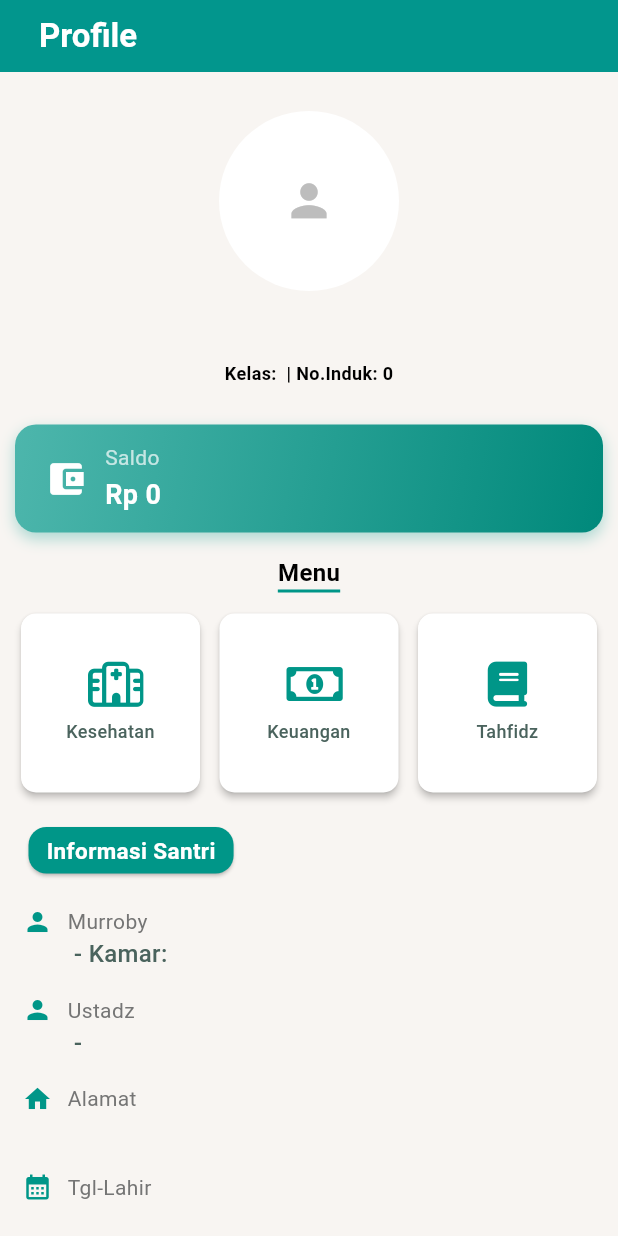
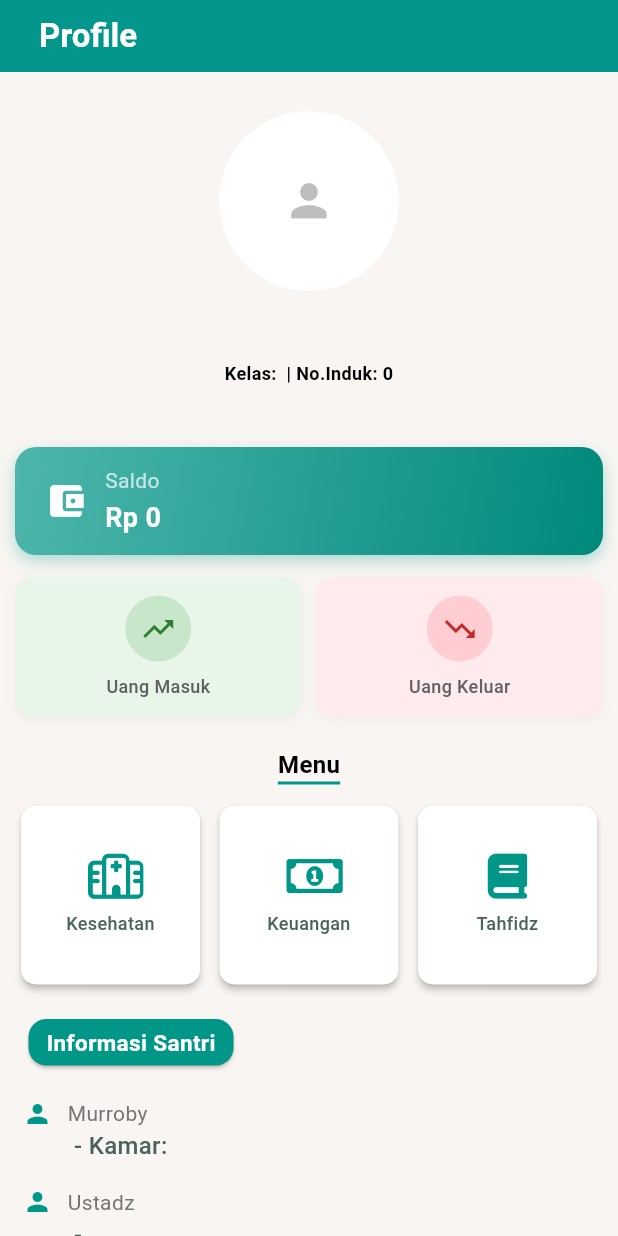
Before and after one commit to muhammadalifalhusain/PPATQ-RF_MobileAPK, a Flutter app: the ProfileDashboard screen opened directly, on a phone screen of 412 x 824 dp. Run offline on Flutter 3.47's test engine with Material 3 defaults, Android fonts, the phone set to English and light mode, and no system bars; our stand-ins replace carousel_slider, flutter_html, flutter_vector_icons, font_awesome_flutter, image_picker and 1 more; missing offline and left inert: dart:ffi; accounts and stored records are empty.

```diff
--- a/frontend/lib/screens/dashboard/profile_dashboard.dart
+++ b/frontend/lib/screens/dashboard/profile_dashboard.dart
@@ -4,11 +4,14 @@ import 'package:provider/provider.dart';
 import 'package:intl/intl.dart';
 
 import '../../models/login_model.dart';
+
 import '../../providers/auth_provider.dart';
 
 import '../../screens/kesehatan_screen.dart';
 import '../landing_page.dart';
 import '../../screens/ketahfidzan_screen.dart';
+import 'saku_keluar.dart';
+import 'saku_masuk.dart';
 
 class ProfileDashboard extends StatefulWidget {
   @override
@@ -152,7 +155,9 @@ class _ProfileDashboardState extends State<ProfileDashboard> {
                     ],
                   ),
                 ),
-
+                SizedBox(height: 15),
+                Column(
+                  children: [
                     Padding(
                       padding: EdgeInsets.symmetric(horizontal: 10),
                       child: Container(
@@ -206,8 +211,116 @@ class _ProfileDashboardState extends State<ProfileDashboard> {
                         ),
                       ),
                     ),
-
                     SizedBox(height: 15),
+                    Padding(
+                      padding: EdgeInsets.symmetric(horizontal: 10),
+                      child: Row(
+                        children: [
+                          // Uang Masuk
+                          Expanded(
+                            child: InkWell(
+                              onTap: () {
+                                Navigator.push(
+                                  context,
+                                  MaterialPageRoute(builder: (context) => SakuMasukScreen()),
+                                );
+                              },
+                              child: Container(
+                                padding: EdgeInsets.symmetric(vertical: 12),
+                                decoration: BoxDecoration(
+                                  color: Colors.green.shade50,
+                                  borderRadius: BorderRadius.circular(12),
+                                  boxShadow: [
+                                    BoxShadow(
+                                      color: Colors.grey.withOpacity(0.1),
+                                      blurRadius: 6,
+                                      offset: Offset(0, 2),
+                                    ),
+                                  ],
+                                ),
+                                child: Column(
+                                  mainAxisAlignment: MainAxisAlignment.center,
+                                  children: [
+                                    Container(
+                                      padding: EdgeInsets.all(10),
+                                      decoration: BoxDecoration(
+                                        color: Colors.green.shade100,
+                                        shape: BoxShape.circle,
+                                      ),
+                                      child: Icon(Icons.trending_up,
+                                                color: Colors.green.shade800,
+                                                size: 24),
+                                    ),
+                                    SizedBox(height: 8),
+                                    Text(
+                                      'Uang Masuk',
+                                      style: TextStyle(
+                                        fontSize: 12,
+                                        color: Colors.grey.shade700,
+                                        fontWeight: FontWeight.w500,
+                                      ),
+                                    ),
+                                  ],
+                                ),
+                              ),
+                            ),
+                          ),
+                          SizedBox(width: 10),
+                          // Uang Keluar
+                          Expanded(
+                            child: InkWell(
+                              onTap: () {
+                                Navigator.push(
+                                  context,
+                                  MaterialPageRoute(builder: (context) => SakuKeluarScreen()),
+                                );
+                              },
+                              child: Container(
+                                padding: EdgeInsets.symmetric(vertical: 12),
+                                decoration: BoxDecoration(
+                                  color: Colors.red.shade50,
+                                  borderRadius: BorderRadius.circular(12),
+                                  boxShadow: [
+                                    BoxShadow(
+                                      color: Colors.grey.withOpacity(0.1),
+                                      blurRadius: 6,
+                                      offset: Offset(0, 2),
+                                    ),
+                                  ],
+                                ),
+                                child: Column(
+                                  mainAxisAlignment: MainAxisAlignment.center,
+                                  children: [
+                                    Container(
+                                      padding: EdgeInsets.all(10),
+                                      decoration: BoxDecoration(
+                                        color: Colors.red.shade100,
+                                        shape: BoxShape.circle,
+                                      ),
+                                      child: Icon(Icons.trending_down,
+                                                color: Colors.red.shade800,
+                                                size: 24),
+                                    ),
+                                    SizedBox(height: 8),
+                                    Text(
+                                      'Uang Keluar',
+                                      style: TextStyle(
+                                        fontSize: 12,
+                                        color: Colors.grey.shade700,
+                                        fontWeight: FontWeight.w500,
+                                      ),
+                                    ),
+                                  ],
+                                ),
+                              ),
+                            ),
+                          ),
+                        ],
+                      ),
+                    ),
+                  ],
+                ),
+                SizedBox(height: 20),
                 Container(
                   decoration: BoxDecoration(
                     border: Border(
@@ -221,7 +334,7 @@ class _ProfileDashboardState extends State<ProfileDashboard> {
                     'Menu',
                     style: TextStyle(
                       fontSize: 16,
-                        fontWeight: FontWeight.w600,
+                      fontWeight: FontWeight.bold,
                       color: Colors.black,
                     ),
                   ),
@@ -333,7 +446,7 @@ class _ProfileDashboardState extends State<ProfileDashboard> {
                     ),
                   ),
                 ),
-                  SizedBox(height: 20),
+                SizedBox(height: 5),
                 Padding(
                   padding: const EdgeInsets.symmetric(horizontal: 16.0, vertical: 10.0),
                   child: GestureDetector(
@@ -378,7 +491,6 @@ class _ProfileDashboardState extends State<ProfileDashboard> {
                     ),
                   ),
                 ),
-
               ],
             ),
           ),
```
Also changed, not shown: frontend/lib/models/keuangan_model.dart (added, +124 -0 lines), frontend/lib/screens/dashboard/saku_keluar.dart (added, +61 -0 lines), frontend/lib/screens/dashboard/saku_masuk.dart (added, +61 -0 lines), frontend/lib/screens/murroby/login_screen.dart (deleted, +0 -295 lines). Lines whose indentation alone changed are shown as unchanged.
